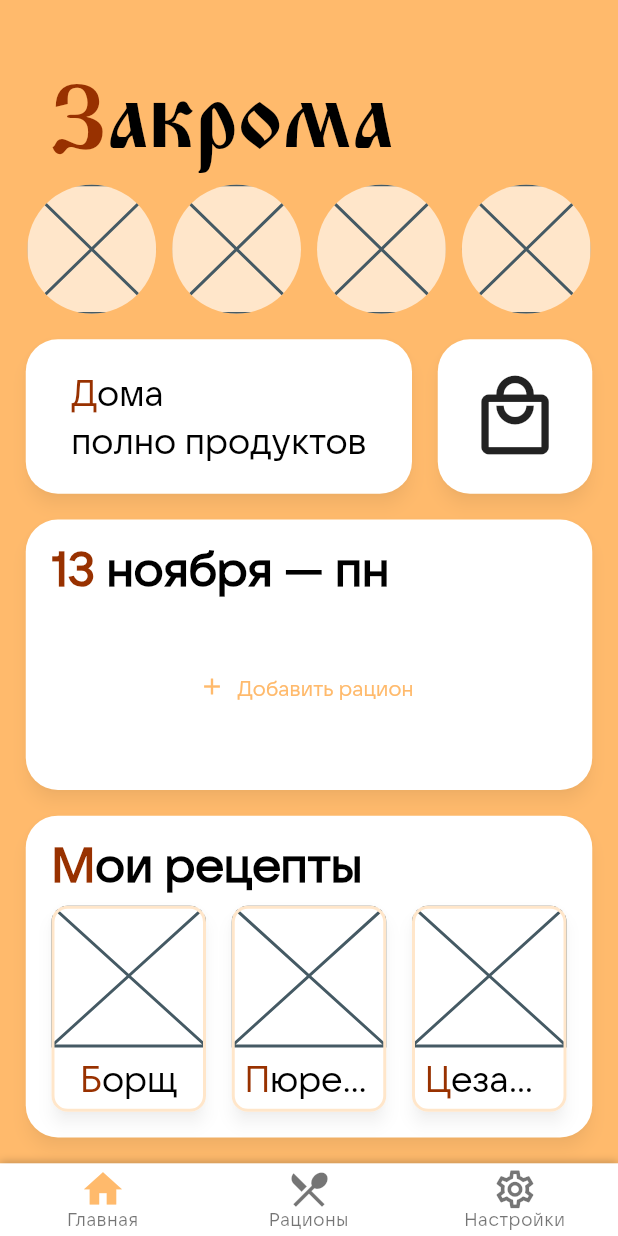
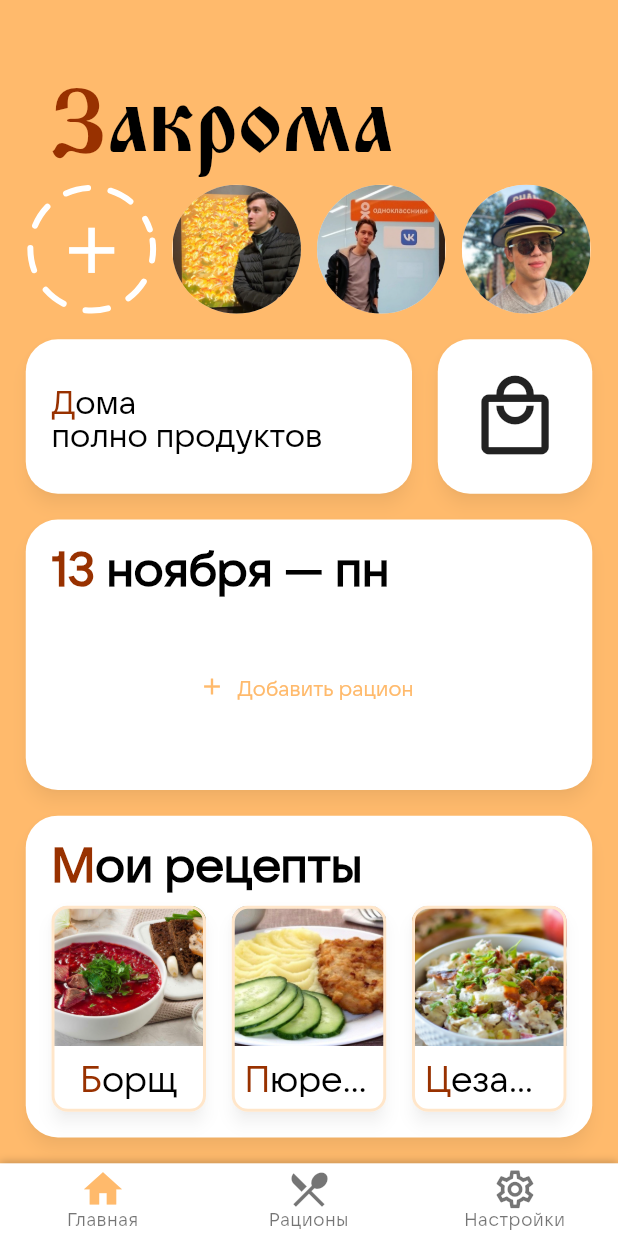
Before and after one commit to spbu-math-cs/zakroma, a Flutter app: the screen it shows after launch, on a phone screen of 412 x 824 dp. Run offline on Flutter 3.47's test engine with Material 2 defaults, Android fonts, the light colour scheme and no system bars; drawn by our look-alikes of dotted_border; our stand-ins replace flutter_riverpod, wtf_sliding_sheet; missing offline and left inert: external_app_launcher.

Commit message:
feat(homepage): implement group member icons, pictures for recipes Hardcoded for now, change later.

```diff
--- a/lib/pages/home.dart
+++ b/lib/pages/home.dart
@@ -1,8 +1,8 @@
+import 'package:dotted_border/dotted_border.dart';
 import 'package:flutter/material.dart';
 import 'package:flutter_riverpod/flutter_riverpod.dart';
 import 'package:wtf_sliding_sheet/wtf_sliding_sheet.dart';
-import 'package:zakroma_frontend/utility/custom_scaffold.dart';
-
+import '../utility/custom_scaffold.dart';
 import '../constants.dart';
 import '../data_cls/diet.dart';
 import '../data_cls/meal.dart';
@@ -24,7 +24,8 @@ class HomePage extends ConsumerWidget {
     final currentDiet = ref.watch(dietListProvider).firstOrNull;
     final List<Meal>? todayMeals =
         currentDiet?.getDay(DateTime.now().weekday - 1).meals;
-    debugPrint('home, todayMeals = $todayMeals');
+    debugPrint('home, size = ${41 * constants.paddingUnit / 4}');
+    const double x = 15.2;
 
     return CustomScaffold(
       title: 'Закрома',
@@ -39,15 +40,54 @@ class HomePage extends ConsumerWidget {
                 child: Row(
                   children: List<Widget>.generate(
                       groupMembersDisplayCount + 1, // +1 для плюса слева
-                      (index) => Expanded(
-                            child: Padding(
+                      (index) => Padding(
                             padding: constants.dCardPaddingHalf,
-                              child: const Material(
-                                shape: CircleBorder(),
+                            child: SizedBox.square(
+                                // размер каждого элемента равен 10 единиц (см. фигму)
+                                dimension: 41 * constants.paddingUnit / 4,
+                                child: index > 0
+                                    ? Material(
+                                        shape: const CircleBorder(),
                                         clipBehavior: Clip.antiAlias,
-                                child: Placeholder(),
+                                        child: Image.asset(
+                                          'assets/images/group_member_$index.jpeg',
+                                          fit: BoxFit.fitHeight,
                                         ),
-                            ),
+                                      )
+                                    : DottedBorder(
+                                        color: Theme.of(context)
+                                            .colorScheme
+                                            .primaryContainer,
+                                        // TODO: починить костыль с dashPattern'ом
+                                        dashPattern: const [
+                                          x / 2,
+                                          x, x, x, x, // 12 часов
+                                          x, x, x, x, // 3 часа
+                                          x, x, x, x, // 6 часов
+                                          x, x, x,
+                                          x / 2,
+                                        ],
+                                        padding: EdgeInsets.zero,
+                                        // чтобы не вылезать за границы; размер, кажется, всегда strokeWidth / 2
+                                        borderPadding: const EdgeInsets.all(2),
+                                        strokeWidth: 4,
+                                        radius: Radius.circular(
+                                            constants.dOuterRadius),
+                                        strokeCap: StrokeCap.round,
+                                        borderType: BorderType.Circle,
+                                        child: RRButton(
+                                            backgroundColor: Colors.transparent,
+                                            decoration: const BoxDecoration(),
+                                            padding: EdgeInsets.zero,
+                                            elevation: 0,
+                                            onTap: () {},
+                                            child: Icon(
+                                              Icons.add,
+                                              size: constants.paddingUnit * 6,
+                                              color: Theme.of(context)
+                                                  .colorScheme
+                                                  .primaryContainer,
+                                            )))),
                           )),
                 ),
               )),
@@ -64,13 +104,15 @@ class HomePage extends ConsumerWidget {
                         child: RRButton(
                             onTap: () {},
                             padding: EdgeInsets.zero,
+                            childAlignment: Alignment.centerLeft,
+                            childPadding: EdgeInsets.only(left: constants.paddingUnit * 2),
                             backgroundColor:
                                 Theme.of(context).colorScheme.primaryContainer,
                             child: StyledHeadline(
                                 text: 'Дома\nполно продуктов',
                                 textStyle: Theme.of(context)
                                     .textTheme
-                                    .headlineSmall))),
+                                    .titleLarge))),
                     // Корзина
                     Padding(
                       padding:
@@ -160,15 +202,18 @@ class HomePage extends ConsumerWidget {
                                           padding: constants.dCardPadding,
                                           child: SizedBox.square(
                                               // 12 — константа, взятая, опять же, из фигмы
-                                        dimension: 12 * constants.paddingUnit,
+                                              dimension:
+                                                  12 * constants.paddingUnit,
                                               child: RRButton(
                                                   onTap: () {},
                                                   borderRadius:
                                                       constants.dInnerRadius,
                                                   padding: EdgeInsets.zero,
                                                   child: StyledHeadline(
-                                                  text: todayMeals[index].name,
-                                                  textStyle: Theme.of(context)
+                                                      text: todayMeals[index]
+                                                          .name,
+                                                      textStyle:
+                                                          Theme.of(context)
                                                               .textTheme
                                                               .headlineSmall))),
                                         ))),
@@ -234,8 +279,14 @@ class HomePage extends ConsumerWidget {
                                     padding: constants.dCardPadding,
                                     child: Column(
                                       children: [
-                                        const Expanded(
-                                            flex: 49, child: Placeholder()),
+                                        Expanded(
+                                            flex: 49,
+                                            child: SizedBox.expand(
+                                              child: Image.asset(
+                                                'assets/images/borsch.jpeg',
+                                                fit: BoxFit.fill,
+                                              ),
+                                            )),
                                         Expanded(
                                           flex: 23,
                                           child: Center(
@@ -271,8 +322,14 @@ class HomePage extends ConsumerWidget {
                                     padding: constants.dCardPadding,
                                     child: Column(
                                       children: [
-                                        const Expanded(
-                                            flex: 49, child: Placeholder()),
+                                        Expanded(
+                                            flex: 49,
+                                            child: SizedBox.expand(
+                                              child: Image.asset(
+                                                'assets/images/potatoes.jpeg',
+                                                fit: BoxFit.fill,
+                                              ),
+                                            )),
                                         Expanded(
                                           flex: 23,
                                           child: Center(
@@ -307,8 +364,14 @@ class HomePage extends ConsumerWidget {
                                     padding: constants.dCardPadding,
                                     child: Column(
                                       children: [
-                                        const Expanded(
-                                            flex: 49, child: Placeholder()),
+                                        Expanded(
+                                            flex: 49,
+                                            child: SizedBox.expand(
+                                              child: Image.asset(
+                                                'assets/images/salad.jpeg',
+                                                fit: BoxFit.fill,
+                                              ),
+                                            )),
                                         Expanded(
                                           flex: 23,
                                           child: Center(
--- a/lib/utility/custom_scaffold.dart
+++ b/lib/utility/custom_scaffold.dart
@@ -43,7 +43,7 @@ class CustomScaffold extends ConsumerWidget {
                         child: Padding(
                           padding: constants.dAppHeadlinePadding,
                           child: Align(
-                            alignment: Alignment.topLeft,
+                            alignment: Alignment.centerLeft,
                             child: StyledHeadline(
                               text: title!,
                               textStyle:
--- a/lib/utility/styled_headline.dart
+++ b/lib/utility/styled_headline.dart
@@ -27,11 +27,14 @@ class StyledHeadline extends StatelessWidget {
           text: text.substring(0, redTextEndIndex),
           style: textStyle?.copyWith(
             color: Theme.of(context).colorScheme.secondary,
+            height: 1
           ),
           children: [
             TextSpan(
               text: text.substring(redTextEndIndex),
-              style: textStyle,
+              style: textStyle?.copyWith(
+                height: 1
+              ),
             )
           ]),
     );
```
Also changed, not shown: assets/images/borsch.jpeg (added), assets/images/group_member_1.jpeg (added), assets/images/group_member_2.jpeg (added), assets/images/group_member_3.jpeg (added), assets/images/potatoes.jpeg (added), assets/images/salad.jpeg (added). Lines whose indentation alone changed are shown as unchanged.
